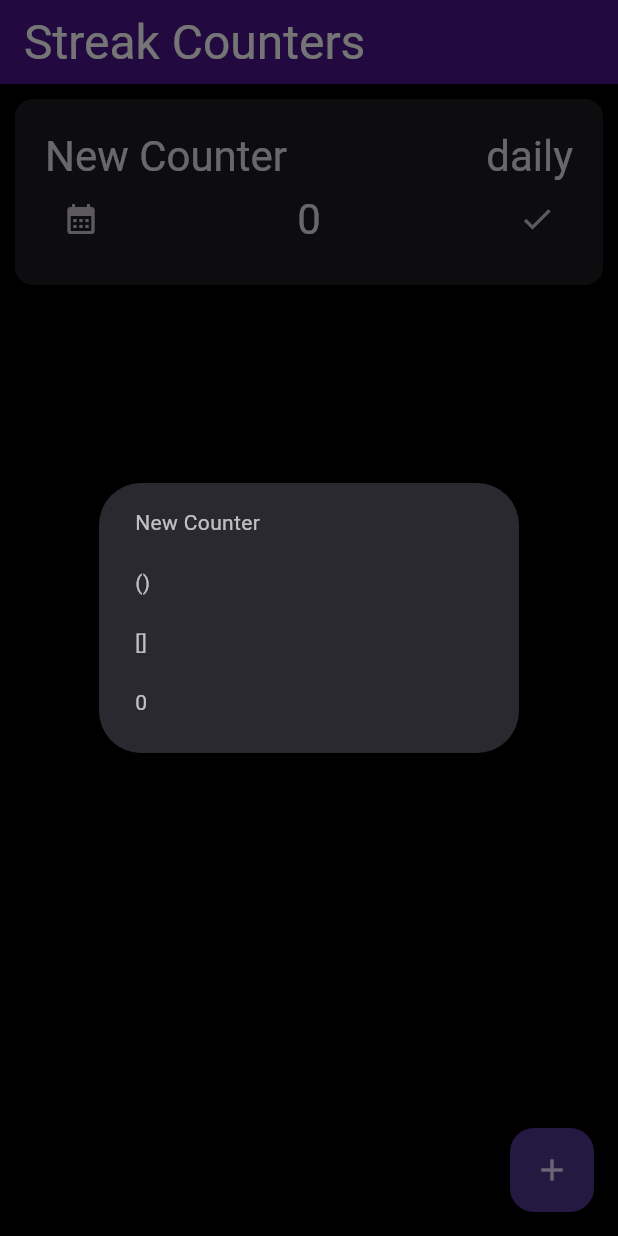
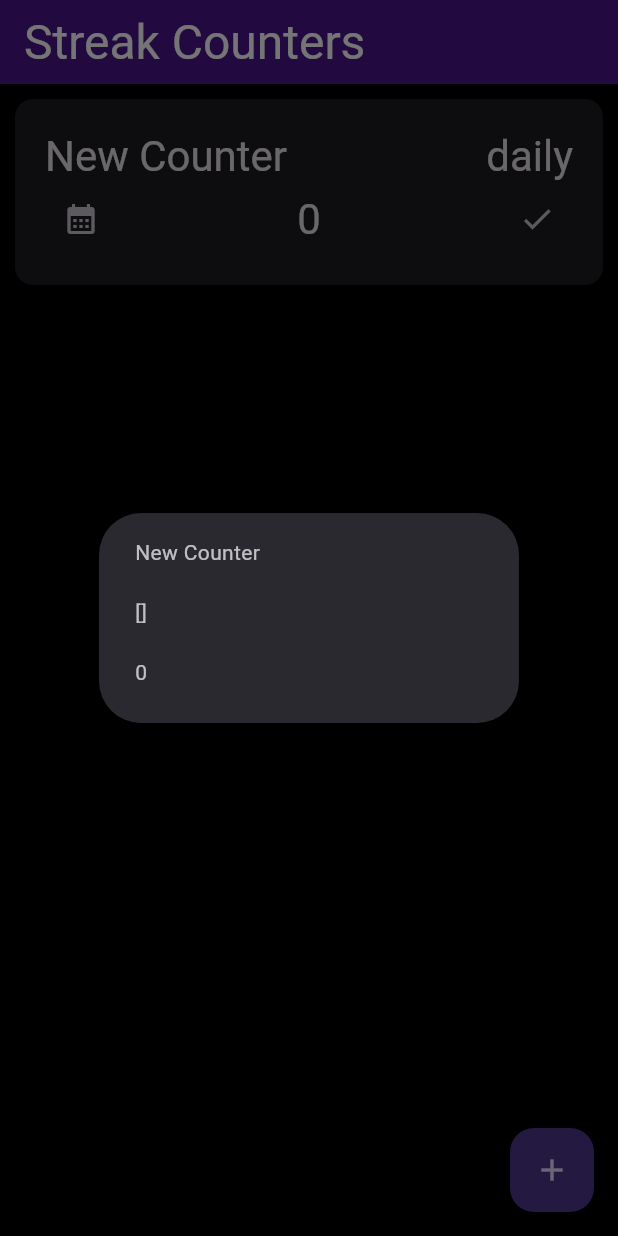
Before and after one commit to wiemanboy/StreakCounters, a Flutter app: the screen it shows after launch, after a tap on the "add" icon, after a tap on the "calendar month" icon, on a phone screen of 412 x 824 dp. Run offline on Flutter 3.47's test engine with Material 3 defaults, Android fonts, the phone set to English and light mode, and no system bars; our stand-ins replace clock, objectbox; generated files the repository leaves out were written again.

Commit message:
UPDATE: raw data shown

```diff
--- a/lib/widgets/streak_counter.dart
+++ b/lib/widgets/streak_counter.dart
@@ -73,8 +73,7 @@ class _StreakCounterState extends State<StreakCounter> {
         return RawDataInfo(
           data:
               "${widget.streak.name}\n\n"
-                  "${widget.streak.counts.map((Count count) => "${count.toString()}\n")}\n\n"
-                  "${widget.streak.getGroupedCounts()}\n\n"
+                  "${widget.streak.getGroupedStreaks()}\n\n"
                   "${widget.streak.getStreakLength()}",
         );
       },
```
